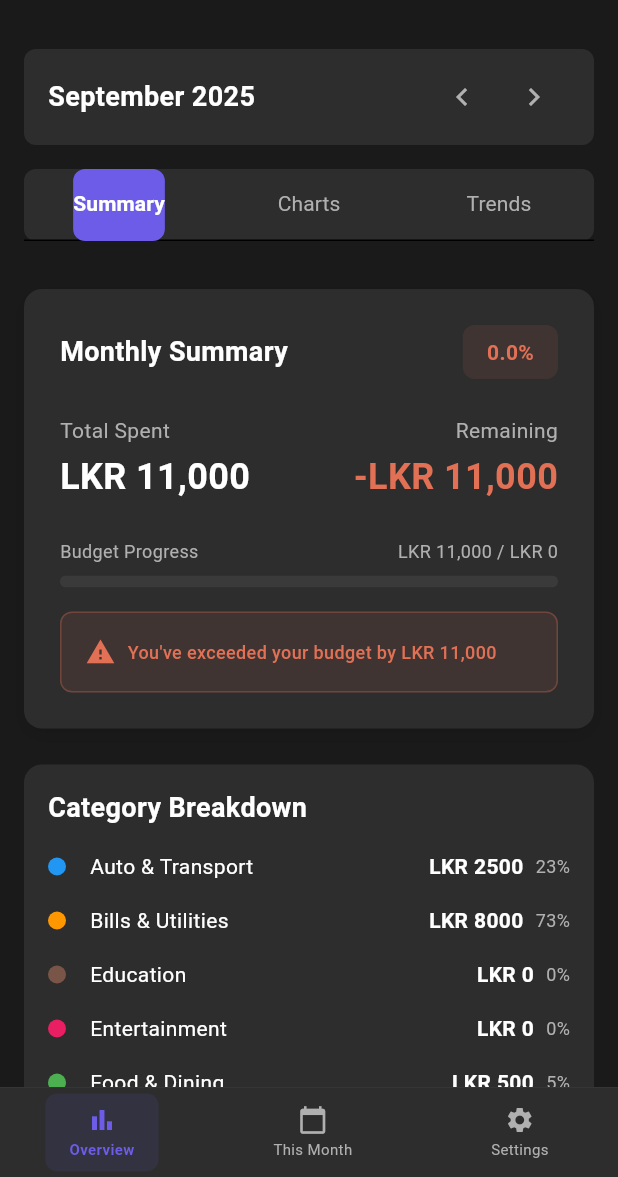
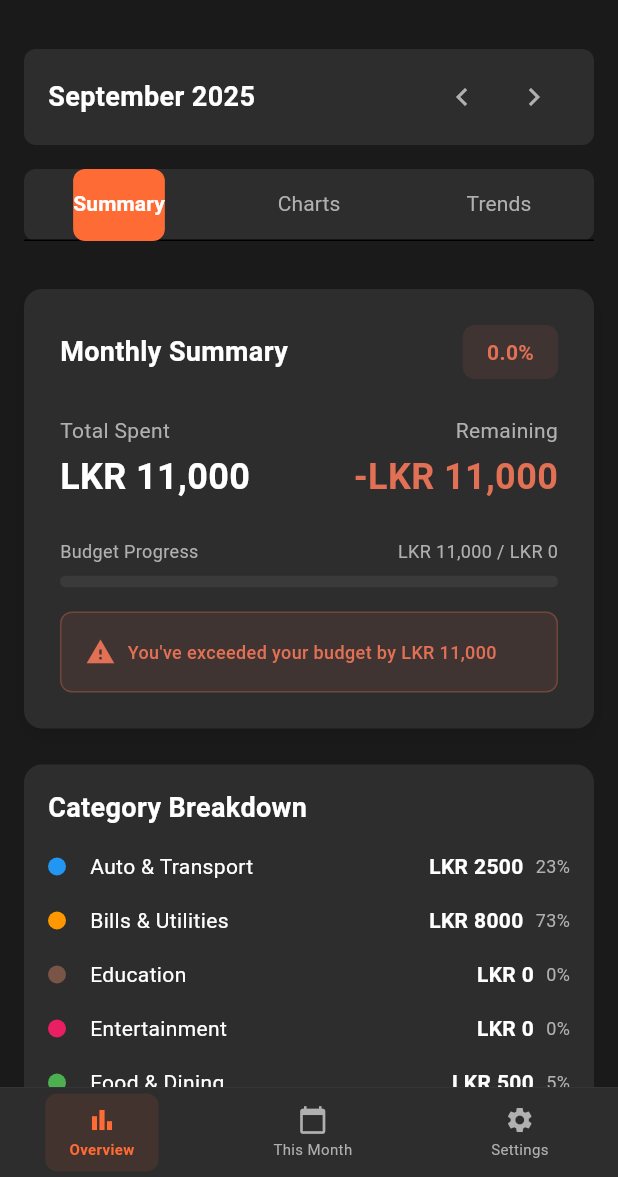
Before and after one commit to rishithamenush/moneymaker, a Flutter app: the screen it shows after launch, on a phone screen of 412 x 824 dp, the part 59-1236 px from its top. Run offline on Flutter 3.47's test engine with Material 3 defaults, Android fonts, the phone set to English and light mode, and no system bars; our stand-ins replace equatable, fl_chart, flutter_local_notifications, flutter_secure_storage, shared_preferences, sqflite and 1 more; accounts and stored records are empty.

Commit message:
Inital commit

```diff
--- a/lib/core/constants/colors.dart
+++ b/lib/core/constants/colors.dart
@@ -1,15 +1,15 @@
 import 'package:flutter/material.dart';
 
 class AppColors {
-  // Primary Colors
-  static const Color primary = Color(0xFF6C5CE7);
-  static const Color primaryDark = Color(0xFF5B4BCF);
-  static const Color primaryLight = Color(0xFF8B7ED8);
+  // Primary Colors - Orange Theme
+  static const Color primary = Color(0xFFFF6B35);
+  static const Color primaryDark = Color(0xFFE55A2B);
+  static const Color primaryLight = Color(0xFFFF8E53);
 
-  // Secondary Colors
-  static const Color secondary = Color(0xFF00CEC9);
-  static const Color secondaryDark = Color(0xFF00B4B1);
-  static const Color secondaryLight = Color(0xFF33D3CE);
+  // Secondary Colors - Complementary Orange
+  static const Color secondary = Color(0xFFFFA726);
+  static const Color secondaryDark = Color(0xFFF57C00);
+  static const Color secondaryLight = Color(0xFFFFB74D);
 
   // Background Colors
   static const Color background = Color(0xFF1A1A1A);
@@ -27,15 +27,15 @@ class AppColors {
   static const Color error = Color(0xFFE17055);
   static const Color info = Color(0xFF74B9FF);
 
-  // Category Colors
-  static const Color autoTransport = Color(0xFF6C5CE7);
-  static const Color billsUtilities = Color(0xFF00CEC9);
-  static const Color foodDining = Color(0xFFE17055);
-  static const Color entertainment = Color(0xFFFDCB6E);
-  static const Color shopping = Color(0xFF74B9FF);
+  // Category Colors - Orange Theme
+  static const Color autoTransport = Color(0xFFFF6B35);
+  static const Color billsUtilities = Color(0xFFFF8E53);
+  static const Color foodDining = Color(0xFFE55A2B);
+  static const Color entertainment = Color(0xFFFFA726);
+  static const Color shopping = Color(0xFFFFB74D);
   static const Color healthcare = Color(0xFF00B894);
-  static const Color education = Color(0xFF9B59B6);
-  static const Color travel = Color(0xFFE84393);
+  static const Color education = Color(0xFFFF7043);
+  static const Color travel = Color(0xFFFFAB40);
 
   // Gradient Colors
   static const LinearGradient primaryGradient = LinearGradient(
--- a/lib/data/repositories/mock_category_repository.dart
+++ b/lib/data/repositories/mock_category_repository.dart
@@ -16,7 +16,7 @@ class MockCategoryRepository implements CategoryRepository {
       id: 'transport',
       name: 'Auto & Transport',
       iconName: 'directions_car',
-      colorValue: 0xFF6C5CE7,
+      colorValue: 0xFFFF6B35,
       isDefault: true,
       createdAt: DateTime.now().subtract(const Duration(days: 30)),
       updatedAt: DateTime.now().subtract(const Duration(days: 30)),
@@ -25,7 +25,7 @@ class MockCategoryRepository implements CategoryRepository {
       id: 'bills',
       name: 'Bills & Utilities',
       iconName: 'receipt',
-      colorValue: 0xFF00CEC9,
+      colorValue: 0xFFFF8E53,
       isDefault: true,
       createdAt: DateTime.now().subtract(const Duration(days: 30)),
       updatedAt: DateTime.now().subtract(const Duration(days: 30)),
@@ -34,7 +34,7 @@ class MockCategoryRepository implements CategoryRepository {
       id: 'entertainment',
       name: 'Entertainment',
       iconName: 'movie',
-      colorValue: 0xFFFDCB6E,
+      colorValue: 0xFFFFA726,
       isDefault: true,
       createdAt: DateTime.now().subtract(const Duration(days: 30)),
       updatedAt: DateTime.now().subtract(const Duration(days: 30)),
```
